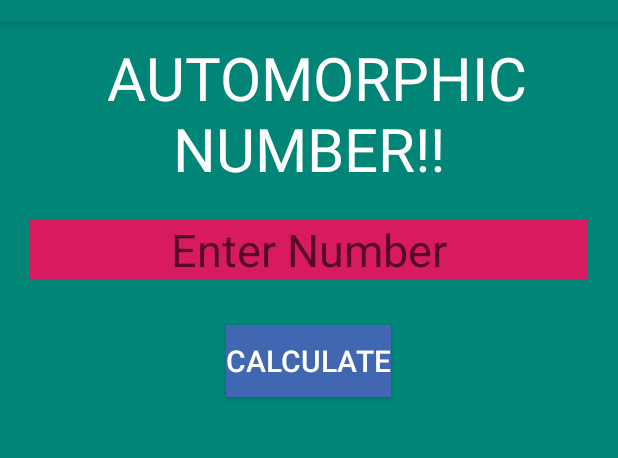
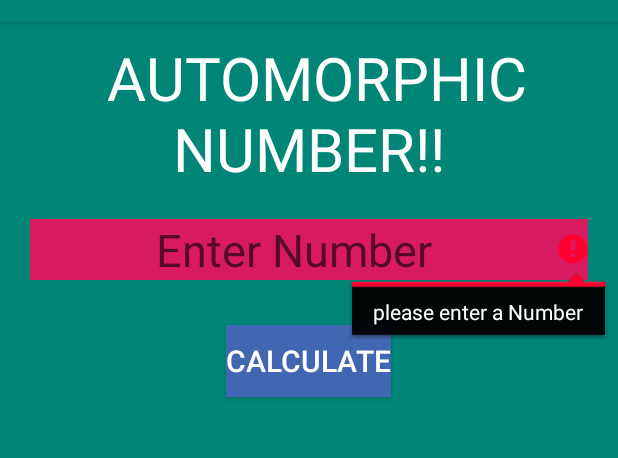
Before and after one commit to anishdhakal54/FragmentAssignment, an Android app: the fragment AutomorphicFragment shown on its own in the app's theme, after a tap on "CALCULATE", on a phone screen of 412 x 824 dp, the part 62-520 px from its top. Run offline under Robolectric (Android 15) with nearby library versions, the phone set to English and light mode, and no system bars.

```diff
--- a/app/src/main/java/com/anish/fragmentassignment/fragments/ArmstrongFragment.java
+++ b/app/src/main/java/com/anish/fragmentassignment/fragments/ArmstrongFragment.java
@@ -6,6 +6,7 @@ import android.os.Bundle;
 
 import androidx.fragment.app.Fragment;
 
+import android.text.TextUtils;
 import android.view.LayoutInflater;
 import android.view.View;
 import android.view.ViewGroup;
@@ -45,6 +46,11 @@ public class ArmstrongFragment extends Fragment implements View.OnClickListener
 
     @Override
     public void onClick(View v) {
+        if(TextUtils.isEmpty(etnumber.getText())) {
+            etnumber.setError("please enter a Number");
+            return;
+        }
+
         int num = Integer.parseInt(etnumber.getText().toString());
         int temp=num;
         String t=temp+"";
--- a/app/src/main/java/com/anish/fragmentassignment/fragments/AutomorphicFragment.java
+++ b/app/src/main/java/com/anish/fragmentassignment/fragments/AutomorphicFragment.java
@@ -6,6 +6,7 @@ import android.os.Bundle;
 
 import androidx.fragment.app.Fragment;
 
+import android.text.TextUtils;
 import android.view.LayoutInflater;
 import android.view.View;
 import android.view.ViewGroup;
@@ -46,6 +47,10 @@ public class AutomorphicFragment extends Fragment implements View.OnClickListene
 
     @Override
     public void onClick(View v) {
+        if(TextUtils.isEmpty(etnumber.getText())) {
+            etnumber.setError("please enter a Number");
+            return;
+        }
         int num = Integer.parseInt(etnumber.getText().toString());
         int div, c=0, sq, rem;
         c=0;
--- a/app/src/main/java/com/anish/fragmentassignment/fragments/CircleFragment.java
+++ b/app/src/main/java/com/anish/fragmentassignment/fragments/CircleFragment.java
@@ -6,6 +6,7 @@ import android.os.Bundle;
 
 import androidx.fragment.app.Fragment;
 
+import android.text.TextUtils;
 import android.view.LayoutInflater;
 import android.view.View;
 import android.view.ViewGroup;
@@ -45,6 +46,10 @@ public class CircleFragment extends Fragment  implements View.OnClickListener {
 
     @Override
     public void onClick(View v) {
+        if(TextUtils.isEmpty(etRadius.getText())) {
+            etRadius.setError("please enter a Number");
+            return;
+        }
 
         float radius = Float.parseFloat(etRadius.getText().toString());
         float area = 3.143f  * radius * radius;
--- a/app/src/main/java/com/anish/fragmentassignment/fragments/PalendromeFragment.java
+++ b/app/src/main/java/com/anish/fragmentassignment/fragments/PalendromeFragment.java
@@ -6,6 +6,7 @@ import android.os.Bundle;
 
 import androidx.fragment.app.Fragment;
 
+import android.text.TextUtils;
 import android.view.LayoutInflater;
 import android.view.View;
 import android.view.ViewGroup;
@@ -45,6 +46,11 @@ public class PalendromeFragment extends Fragment implements View.OnClickListener
 
     @Override
     public void onClick(View v) {
+        if(TextUtils.isEmpty(etnumber.getText())) {
+            etnumber.setError("please enter a Number");
+            return;
+        }
+
         int num = Integer.parseInt(etnumber.getText().toString());
 
         int i;
```
Also changed, not shown: app/src/main/java/com/anish/fragmentassignment/fragments/SimpleInterestFragment.java (+4 -3 lines), app/src/main/java/com/anish/fragmentassignment/fragments/SwappingFragment.java (+8 -0 lines).
